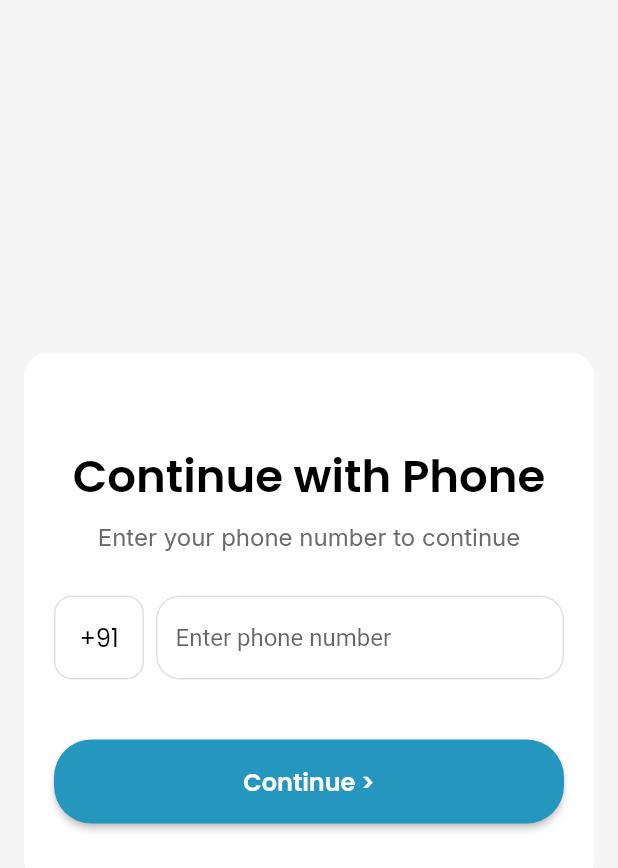
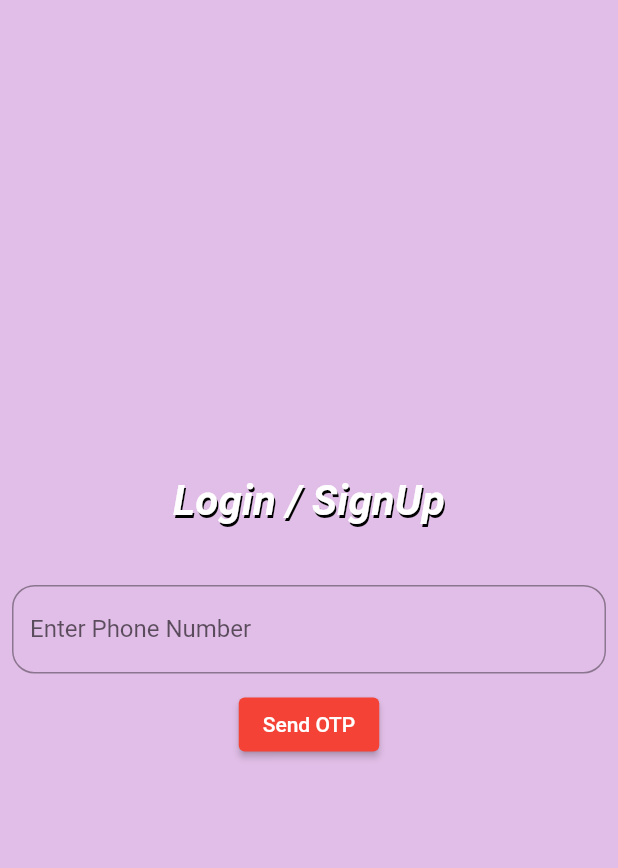
Before and after one commit to hitesh12321/OWLBY_temp, a Flutter app: the screen it shows after launch, on a phone screen of 412 x 824 dp. Shown: the top 868 px of the screen. Run offline on Flutter 3.47's test engine with Material 3 defaults, Android fonts, the light colour scheme and no system bars; drawn by our look-alikes of auto_size_text; our stand-ins replace assets_audio_player, cloud_firestore, csv, equatable, firebase_auth, firebase_core and 18 more; missing offline and left inert: dart:html, flutter_sound, json_path, mime_type, platform_detect; accounts and stored records are empty.

Commit message:
auth sample working

```diff
--- a/lib/flutter_flow/nav/nav.dart
+++ b/lib/flutter_flow/nav/nav.dart
@@ -4,6 +4,7 @@ import 'package:flutter/material.dart';
 import 'package:go_router/go_router.dart';
 import 'package:owlby_serene_m_i_n_d_s/main_page.dart';
 import 'package:owlby_serene_m_i_n_d_s/record_feature/pages/record_screen.dart';
+import 'package:owlby_serene_m_i_n_d_s/sample_auth/login_sample.dart';
 import 'package:page_transition/page_transition.dart';
 import 'package:provider/provider.dart';
 import '/backend/backend.dart';
@@ -92,13 +93,23 @@ GoRouter createRouter(AppStateNotifier appStateNotifier) => GoRouter(
           name: '_initialize',
           path: '/',
           builder: (context, _) =>
-              appStateNotifier.loggedIn ? NavBarPage() : LoginScreenWidget(),
+              appStateNotifier.loggedIn ? NavBarPage() : LoginSample(),
         ),
         FFRoute(
           name: OnboardingScreenWidget.routeName,
           path: OnboardingScreenWidget.routePath,
           builder: (context, params) => OnboardingScreenWidget(),
         ),
+        // FFRoute(
+        //   name: OnboardingScreenWidget.routeName,
+        //   path: OnboardingScreenWidget.routePath,
+        //   builder: (context, params) => OnboardingScreenWidget(),
+        // ),
+        // FFRoute(
+        //   name: OnboardingScreenWidget.routeName,
+        //   path: OnboardingScreenWidget.routePath,
+        //   builder: (context, params) => OnboardingScreenWidget(),
+        // ),
 
         //9897241287
         FFRoute(
--- /dev/null
+++ b/lib/sample_auth/login_sample.dart
@@ -0,0 +1,85 @@
+import 'package:flutter/material.dart';
+import 'package:owlby_serene_m_i_n_d_s/sample_auth/auth_sample.dart';
+
+class LoginSample extends StatefulWidget {
+  const LoginSample({super.key});
+
+  @override
+  State<LoginSample> createState() => _LoginSampleState();
+}
+
+class _LoginSampleState extends State<LoginSample> {
+  TextEditingController phoneController = TextEditingController();
+
+  @override
+  Widget build(BuildContext context) {
+    String phoneNumber = phoneController.text;
+    return Scaffold(
+      backgroundColor: Colors.purple.shade100,
+      body: Center(
+        child: Padding(
+          padding: const EdgeInsets.all(8.0),
+          child: Column(
+            mainAxisSize: MainAxisSize.min,
+            children: [
+              const Text(
+                'Login / SignUp',
+                style: TextStyle(
+                  shadows: [
+                    Shadow(
+                      color: Colors.black,
+                      offset: Offset(1, 2),
+                    ),
+                  ],
+                  color: Colors.white,
+                  fontSize: 28,
+                  fontStyle: FontStyle.italic,
+                  fontWeight: FontWeight.bold,
+                ),
+              ),
+              const SizedBox(
+                height: 40,
+              ),
+              TextField(
+                controller: phoneController,
+                decoration: const InputDecoration(
+                  border: OutlineInputBorder(
+                    borderRadius: BorderRadius.all(
+                      Radius.circular(15),
+                    ),
+                  ),
+                  labelText: "Enter Phone Number",
+                  counterText: "",
+                ),
+                maxLength: 10,
+                keyboardType: TextInputType.number,
+              ),
+              const SizedBox(
+                height: 10,
+              ),
+              ElevatedButton(
+                style: const ButtonStyle(
+                  backgroundColor: MaterialStatePropertyAll(Colors.red),
+                  foregroundColor: MaterialStatePropertyAll(Colors.white),
+                ),
+                onPressed: () {
+                  final phone = phoneController.text.trim();
+
+                  if (RegExp(r'^[0-9]{10}$').hasMatch(phone)) {
+                    AuthSample.verifyPhoneNumber(context, phone); // ✅ RAW
+                  } else {
+                    ScaffoldMessenger.of(context).showSnackBar(
+                      const SnackBar(
+                          content: Text("Please enter valid Number")),
+                    );
+                  }
+                },
+                child: const Text("Send OTP"),
+              ),
+            ],
+          ),
+        ),
+      ),
+    );
+  }
+}
```
Also changed, not shown: lib/sample_auth/auth_sample.dart (added, +68 -0 lines), lib/sample_auth/otp_sample.dart (added, +64 -0 lines).
